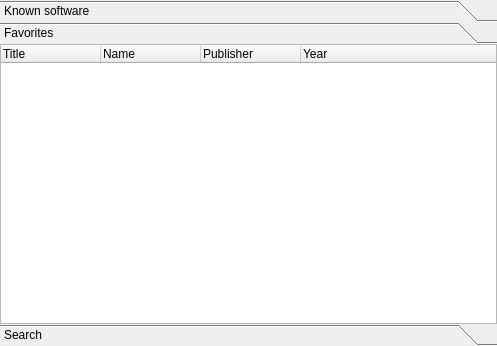
Above: messswlist.ui from qmc2/qmc2-mame-fe before the change. Below: the same form after it.
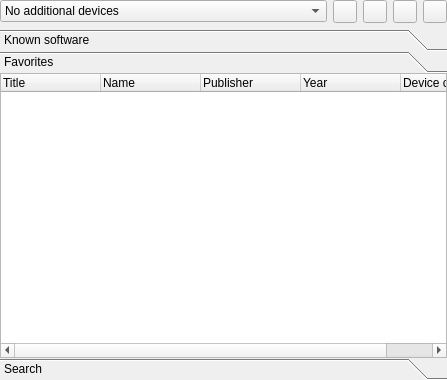
That is the form after the change. The open tabs and pages were chosen to show the change. Icons and pictures are not drawn.

What changed in the file:
```diff
--- a/messswlist.ui
+++ b/messswlist.ui
@@ -7,8 +7,8 @@
    <rect>
     <x>0</x>
     <y>0</y>
-    <width>497</width>
-    <height>346</height>
+    <width>447</width>
+    <height>380</height>
    </rect>
   </property>
   <property name="windowTitle">
@@ -18,7 +18,7 @@
    <property name="margin">
     <number>0</number>
    </property>
-   <item row="0" column="0">
+   <item row="2" column="0" colspan="6">
     <widget class="QToolBox" name="toolBoxSoftwareList">
      <property name="currentIndex">
       <number>0</number>
@@ -92,8 +92,8 @@
        <rect>
         <x>0</x>
         <y>0</y>
-        <width>497</width>
-        <height>274</height>
+        <width>98</width>
+        <height>63</height>
        </rect>
       </property>
       <attribute name="icon">
@@ -144,6 +144,11 @@
            <string>Year</string>
           </property>
          </column>
+         <column>
+          <property name="text">
+           <string>Device configuration</string>
+          </property>
+         </column>
         </widget>
        </item>
       </layout>
@@ -230,6 +235,83 @@
      </widget>
     </widget>
    </item>
+   <item row="0" column="0" colspan="2">
+    <widget class="QComboBox" name="comboBoxDeviceConfiguration">
+     <property name="sizePolicy">
+      <sizepolicy hsizetype="MinimumExpanding" vsizetype="Fixed">
+       <horstretch>0</horstretch>
+       <verstretch>0</verstretch>
+      </sizepolicy>
+     </property>
+     <property name="toolTip">
+      <string>Select a pre-defined device configuration to be added to the software setup</string>
+     </property>
+     <property name="statusTip">
+      <string>Select a pre-defined device configuration to be added to the software setup</string>
+     </property>
+     <item>
+      <property name="text">
+       <string>No additional devices</string>
+      </property>
+     </item>
+    </widget>
+   </item>
+   <item row="0" column="2">
+    <widget class="QToolButton" name="toolButtonAddToFavorites">
+     <property name="toolTip">
+      <string>Add the currently selected software and device setup to the favorites list</string>
+     </property>
+     <property name="statusTip">
+      <string>Add the currently selected software and device setup to the favorites list</string>
+     </property>
+     <property name="icon">
+      <iconset resource="qmc2.qrc">
+       <normaloff>:/data/img/plus.png</normaloff>:/data/img/plus.png</iconset>
+     </property>
+    </widget>
+   </item>
+   <item row="0" column="3">
+    <widget class="QToolButton" name="toolButtonRemoveFromFavorites">
+     <property name="toolTip">
+      <string>Remove the currently selected favorite setup</string>
+     </property>
+     <property name="statusTip">
+      <string>Remove the currently selected favorite setup</string>
+     </property>
+     <property name="icon">
+      <iconset resource="qmc2.qrc">
+       <normaloff>:/data/img/minus.png</normaloff>:/data/img/minus.png</iconset>
+     </property>
+    </widget>
+   </item>
+   <item row="0" column="4">
+    <widget class="QToolButton" name="toolButtonPlay">
+     <property name="toolTip">
+      <string>Play the selected software configuration</string>
+     </property>
+     <property name="statusTip">
+      <string>Play the selected software configuration</string>
+     </property>
+     <property name="icon">
+      <iconset resource="qmc2.qrc">
+       <normaloff>:/data/img/launch.png</normaloff>:/data/img/launch.png</iconset>
+     </property>
+    </widget>
+   </item>
+   <item row="0" column="5">
+    <widget class="QToolButton" name="toolButtonPlayEmbedded">
+     <property name="toolTip">
+      <string>Play the selected software configuration (embedded)</string>
+     </property>
+     <property name="statusTip">
+      <string>Play the selected software configuration (embedded)</string>
+     </property>
+     <property name="icon">
+      <iconset resource="qmc2.qrc">
+       <normaloff>:/data/img/embed.png</normaloff>:/data/img/embed.png</iconset>
+     </property>
+    </widget>
+   </item>
   </layout>
  </widget>
  <layoutdefault spacing="6" margin="6"/>
```
Left out of the diff: 13 changed lines with no effect on the pictures.
